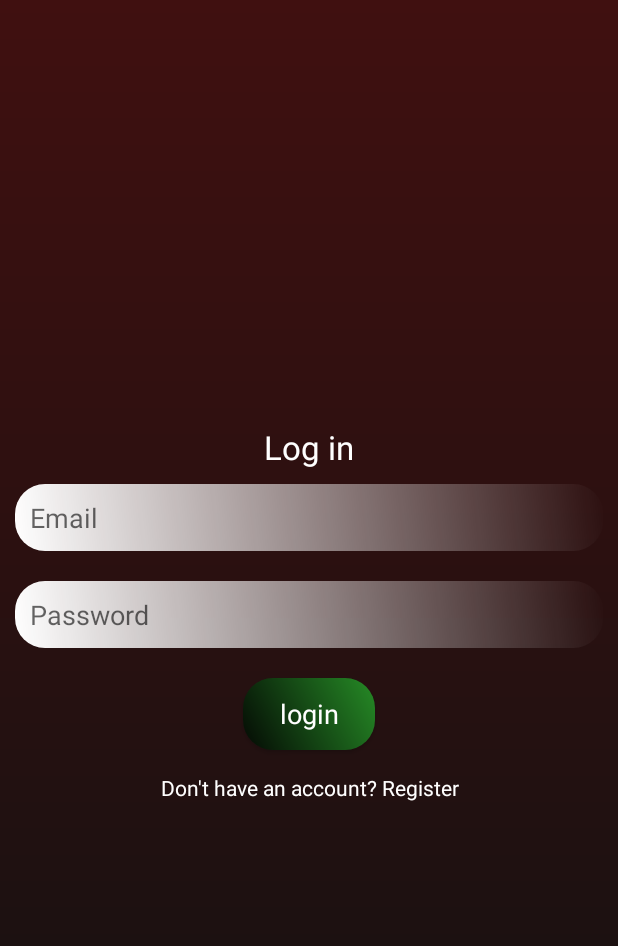
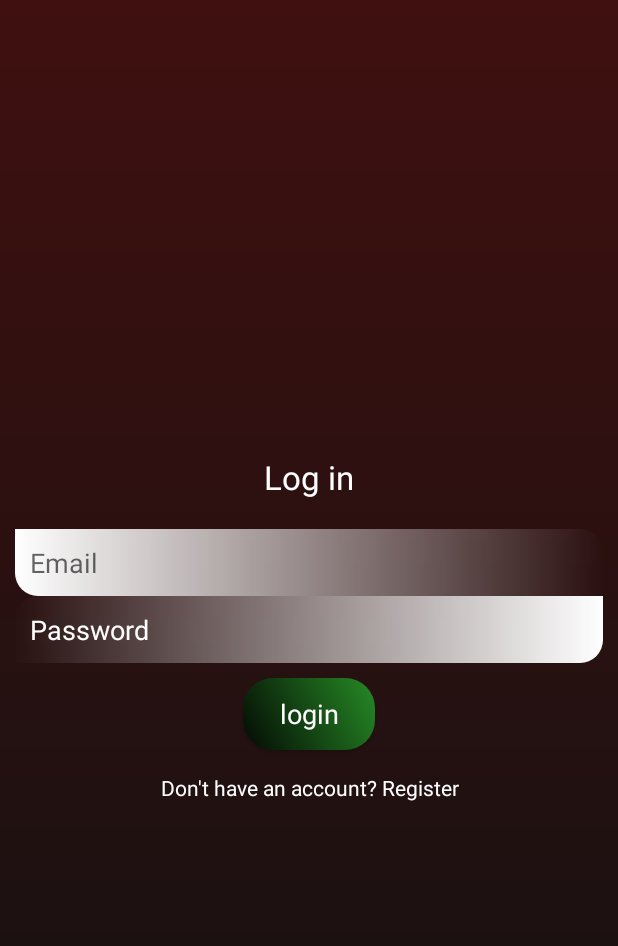
Before and after one commit to Kapadokia-Titus/Daily-Shopping-list, an Android app: the screen it shows after launch (MainActivity), on a phone screen of 412 x 824 dp. Shown: the top 946 px of the screen. Run offline under Robolectric (Android 15) with nearby library versions, the phone set to English and light mode, and no system bars; our stand-ins replace Firebase (no records; nobody signed in at launch, a user with empty details on screens opened directly).

Commit message:
java android shopping list

```diff
--- a/app/src/main/AndroidManifest.xml
+++ b/app/src/main/AndroidManifest.xml
@@ -1,12 +1,13 @@
 <?xml version="1.0" encoding="utf-8"?>
 <manifest xmlns:android="http://schemas.android.com/apk/res/android"
     package="nyandoro.kapadokia.dailyshoppinglist">
+    <uses-permission android:name="android.permission.INTERNET"/>
 
     <application
         android:allowBackup="true"
-        android:icon="@mipmap/ic_launcher"
+        android:icon="@drawable/logo"
         android:label="@string/app_name"
-        android:roundIcon="@mipmap/ic_launcher_round"
+        android:roundIcon="@drawable/logo"
         android:supportsRtl="true"
         android:theme="@style/AppTheme">
         <activity android:name=".Home"></activity>
--- /dev/null
+++ b/app/src/main/java/nyandoro/kapadokia/dailyshoppinglist/BottomNavigationBehaviour.java
@@ -0,0 +1,4 @@
+package nyandoro.kapadokia.dailyshoppinglist;
+
+public class BottomNavigationBehaviour {
+}
--- /dev/null
+++ b/app/src/main/res/drawable/search_back.xml
@@ -0,0 +1,4 @@
+<?xml version="1.0" encoding="utf-8"?>
+<selector xmlns:android="http://schemas.android.com/apk/res/android">
+
+</selector>
--- a/app/src/main/res/drawable/white_below.xml
+++ b/app/src/main/res/drawable/white_below.xml
@@ -1,4 +1,14 @@
 <?xml version="1.0" encoding="utf-8"?>
-<selector xmlns:android="http://schemas.android.com/apk/res/android">
+<shape android:shape="rectangle" xmlns:android="http://schemas.android.com/apk/res/android">
 
-</selector>
+    <size
+        android:height="20dp"
+        android:width="100dp"
+        />
+    <gradient
+        android:endColor="#ffff"
+        />
+    <corners
+        android:bottomRightRadius="15dp"
+        android:topLeftRadius="15dp"/>
+</shape>
--- a/app/src/main/res/drawable/white_rect.xml
+++ b/app/src/main/res/drawable/white_rect.xml
@@ -1,4 +1,14 @@
 <?xml version="1.0" encoding="utf-8"?>
-<selector xmlns:android="http://schemas.android.com/apk/res/android">
+<shape android:shape="rectangle" xmlns:android="http://schemas.android.com/apk/res/android">
 
-</selector>
+    <size
+        android:height="20dp"
+        android:width="100dp"
+        />
+    <gradient
+        android:startColor="#fff"
+        />
+    <corners
+        android:topRightRadius="15dp"
+        android:bottomLeftRadius="15dp"/>
+</shape>
--- a/app/src/main/res/layout/activity_main.xml
+++ b/app/src/main/res/layout/activity_main.xml
@@ -16,30 +16,32 @@
         <LinearLayout
             android:layout_width="match_parent"
             android:layout_height="wrap_content"
+            android:layout_margin="10dp"
             android:orientation="vertical">
             <TextView
                 android:layout_width="match_parent"
                 android:layout_height="wrap_content"
                 android:gravity="center"
                 android:text="Log in"
+                android:layout_margin="20dp"
                 android:textAppearance="?android:textAppearanceLarge"
                 android:textColor="@android:color/white" />
             <EditText
                 android:layout_width="match_parent"
                 android:layout_height="wrap_content"
-                android:layout_margin="10dp"
                 android:hint="Email"
                 android:inputType="textEmailAddress"
-                android:background="@drawable/white_background"
+                android:background="@drawable/white_rect"
                 android:padding="10dp"
 
                 android:id="@+id/email_login"/>
             <EditText
                 android:layout_width="match_parent"
                 android:layout_height="wrap_content"
-                android:layout_margin="10dp"
+                android:textColor="@android:color/white"
+                android:textColorHint="@android:color/white"
                 android:hint="Password "
-                android:background="@drawable/white_background"
+                android:background="@drawable/white_below"
                 android:padding="10dp"
                 android:inputType="textPassword"
                 android:id="@+id/password_login" />
```
Also changed, not shown: app/src/main/java/nyandoro/kapadokia/dailyshoppinglist/Home.java (+64 -4 lines), app/src/main/java/nyandoro/kapadokia/dailyshoppinglist/Options.java (added, +32 -0 lines), app/src/main/java/nyandoro/kapadokia/dailyshoppinglist/Search.java (added, +14 -0 lines), app/src/main/res/layout/activity_home.xml (+19 -4 lines), app/src/main/res/layout/activity_search.xml (added, +9 -0 lines), app/src/main/res/menu/main_menu.xml (+9 -5 lines), app/src/main/res/menu/navigation.xml (+14 -1 lines), app/src/main/res/drawable/logo.png (added).
